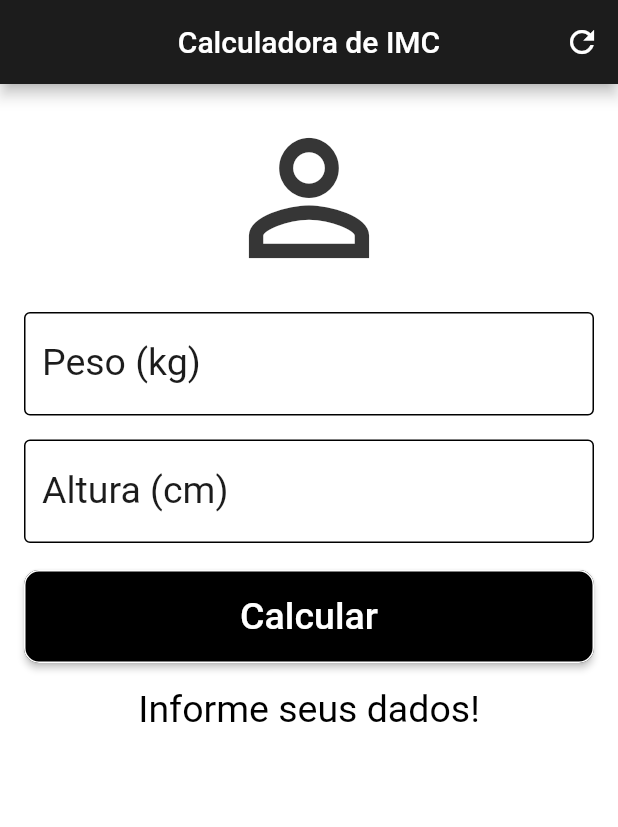
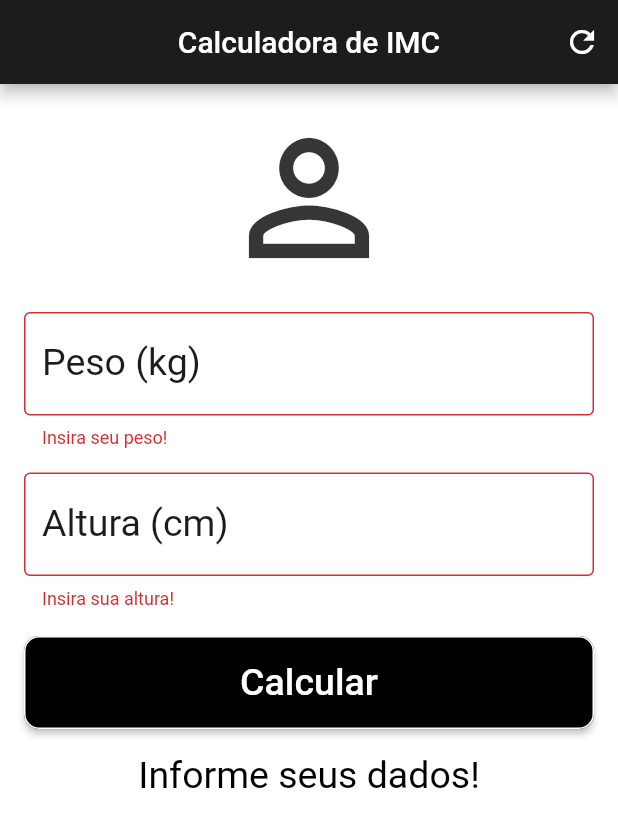
Before and after one commit to Francisco1030/app-imc-flutter, a Flutter app: the screen it shows after launch, after a tap on "Calcular", on a phone screen of 412 x 824 dp. Shown: the top 827 px of the screen. Run offline on Flutter 3.47's test engine with Material 2 defaults, Android fonts, the phone set to English and light mode, and no system bars.

```diff
--- a/lib/main.dart
+++ b/lib/main.dart
@@ -15,12 +15,16 @@ class _HomeState extends State<Home> {
   TextEditingController weightController = TextEditingController();
   TextEditingController heightController = TextEditingController();
 
+  GlobalKey<FormState> _formKey = GlobalKey<FormState>();
+
   String _infoText = "Informe seus dados!";
 
   void _resetFields() {
     weightController.text = "";
     heightController.text = "";
+    setState(() {
       _infoText = "Informe seus dados!";
+    });
   }
 
   void calculate() {
@@ -63,6 +67,8 @@ class _HomeState extends State<Home> {
       body: SingleChildScrollView(
           child: Padding(
               padding: const EdgeInsets.all(16.0),
+              child: Form(
+                key: _formKey,
                 child: Column(
                   crossAxisAlignment: CrossAxisAlignment.stretch,
                   children: <Widget>[
@@ -70,11 +76,12 @@ class _HomeState extends State<Home> {
                         size: 120.0, color: _colorFromHex("#363636")),
                     Padding(
                       padding: const EdgeInsets.only(top: 16.0),
-              child: TextField(
+                      child: TextFormField(
                         keyboardType: TextInputType.number,
                         decoration: InputDecoration(
                           labelText: "Peso (kg)",
-                  labelStyle: TextStyle(color: _colorFromHex("#1C1C1C")),
+                          labelStyle:
+                              TextStyle(color: _colorFromHex("#1C1C1C")),
                           focusedBorder: OutlineInputBorder(
                             borderSide: BorderSide(color: Colors.black),
                           ),
@@ -84,18 +91,24 @@ class _HomeState extends State<Home> {
                           border: const OutlineInputBorder(),
                         ),
                         //textAlign: TextAlign.center,
-                style:
-                    TextStyle(color: _colorFromHex("#1C1C1C"), fontSize: 25.0),
+                        style: TextStyle(
+                            color: _colorFromHex("#1C1C1C"), fontSize: 25.0),
                         controller: weightController,
+                        validator: (value) {
+                          if (value.isEmpty) {
+                            return "Insira seu peso!";
+                          }
+                        },
                       ),
                     ),
                     Padding(
                       padding: const EdgeInsets.only(top: 16.0),
-              child: TextField(
+                      child: TextFormField(
                         keyboardType: TextInputType.number,
                         decoration: InputDecoration(
                           labelText: "Altura (cm)",
-                  labelStyle: TextStyle(color: _colorFromHex("#1C1C1C")),
+                          labelStyle:
+                              TextStyle(color: _colorFromHex("#1C1C1C")),
                           focusedBorder: OutlineInputBorder(
                             borderSide: BorderSide(color: Colors.black),
                           ),
@@ -105,9 +118,14 @@ class _HomeState extends State<Home> {
                           border: const OutlineInputBorder(),
                         ),
                         //textAlign: TextAlign.center,
-                style:
-                    TextStyle(color: _colorFromHex("#1C1C1C"), fontSize: 25.0),
+                        style: TextStyle(
+                            color: _colorFromHex("#1C1C1C"), fontSize: 25.0),
                         controller: heightController,
+                        validator: (value) {
+                          if (value.isEmpty) {
+                            return "Insira sua altura!";
+                          }
+                        },
                       ),
                     ),
                     Container(
@@ -115,10 +133,15 @@ class _HomeState extends State<Home> {
                       child: Padding(
                         padding: const EdgeInsets.only(top: 18.0),
                         child: RaisedButton(
-                  onPressed: calculate,
+                          onPressed: () {
+                            if (_formKey.currentState.validate()) {
+                              calculate();
+                            }
+                          },
                           child: Text(
                             "Calcular",
-                    style: TextStyle(color: Colors.white, fontSize: 25.0),
+                            style:
+                                TextStyle(color: Colors.white, fontSize: 25.0),
                           ),
                           color: Colors.black,
                           shape: RoundedRectangleBorder(
@@ -137,7 +160,7 @@ class _HomeState extends State<Home> {
                     ),
                   ],
                 ),
-      )),
+              ))),
     );
   }
 }
```
Lines whose indentation alone changed are shown as unchanged.
